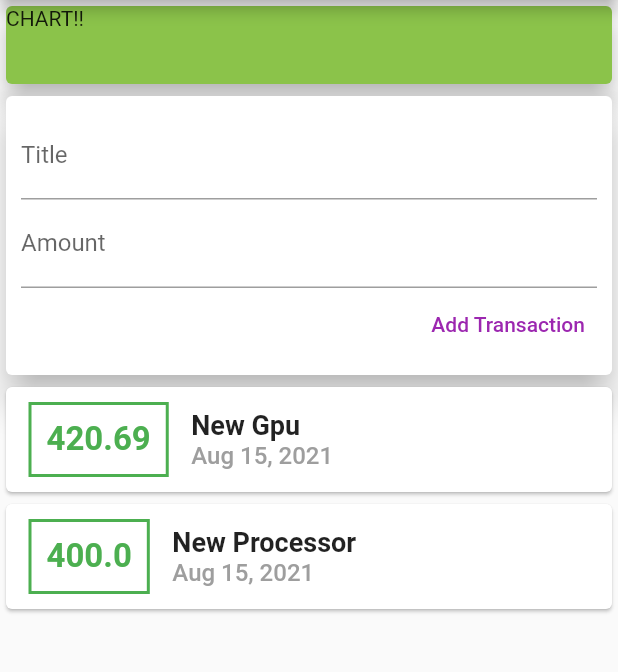
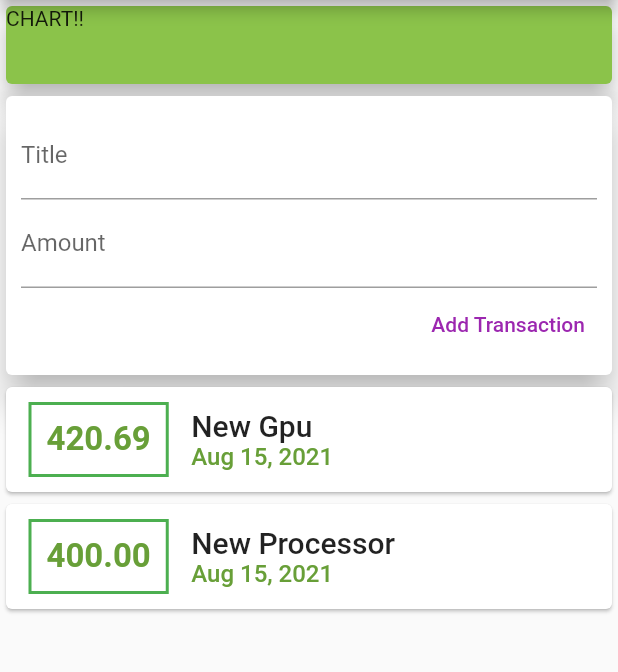
Before and after one commit to Rishab75695/expense_tracker, a Flutter app: the screen it shows after launch, on a phone screen of 412 x 824 dp, the part 84-756 px from its top. Run offline on Flutter 3.47's test engine with Material 2 defaults, Android fonts, the phone set to English and light mode, and no system bars.

Commit message:
Back again restarting

```diff
--- a/lib/widgets/transaction_list.dart
+++ b/lib/widgets/transaction_list.dart
@@ -11,23 +11,40 @@ class TransactionList extends StatelessWidget {
   Widget build(BuildContext context) {
     return Container(
       height: 400,
-      child: ListView(
-        children: transactions.map((tx) {
+      child: transactions.isEmpty
+          ? Column(
+              children: <Widget>[
+                Text(
+                  'No transactions added yet!',
+                  style: Theme.of(context).textTheme.headline6,
+                ),
+                SizedBox(height: 25,),
+                Container(
+                    height: 300,
+                    child: Image.asset(
+                      'assets/images/waiting.png',
+                      fit: BoxFit.cover,
+                    ))
+              ],
+            )
+          : ListView.builder(
+              itemBuilder: (ctx, index) {
                 return Card(
                   child: Row(
                     children: <Widget>[
                       Container(
-                  margin: EdgeInsets.symmetric(vertical: 10, horizontal: 15),
+                        margin:
+                            EdgeInsets.symmetric(vertical: 10, horizontal: 15),
                         decoration: BoxDecoration(
                           border: Border.all(color: Colors.green, width: 2),
                         ),
                         padding: EdgeInsets.all(10),
                         child: Text(
-                    tx.amount.toString(),
+                          transactions[index].amount.toStringAsFixed(2),
                           style: TextStyle(
                             fontWeight: FontWeight.bold,
                             fontSize: 22,
-                      color: Colors.green,
+                            color: Theme.of(context).primaryColorDark,
                           ),
                         ),
                       ),
@@ -35,26 +52,25 @@ class TransactionList extends StatelessWidget {
                           crossAxisAlignment: CrossAxisAlignment.start,
                           children: <Widget>[
                             Text(
-                        tx.title,
-                        style: TextStyle(
-                          fontSize: 18,
-                          fontWeight: FontWeight.w700,
-                        ),
+                              transactions[index].title,
+                              style: Theme.of(context).textTheme.headline6,
                             ),
                             Text(
-                        DateFormat.yMMMd().format(tx.date),
+                              DateFormat.yMMMd()
+                                  .format(transactions[index].date),
                               textAlign: TextAlign.center,
                               style: TextStyle(
                                 fontWeight: FontWeight.w500,
                                 fontSize: 16,
-                          color: Colors.grey,
+                                color: Theme.of(context).primaryColorDark,
                               ),
                             ),
                           ])
                     ],
                   ),
                 );
-        }).toList(),
+              },
+              itemCount: transactions.length,
             ),
     );
   }
```
Lines whose indentation alone changed are shown as unchanged.
